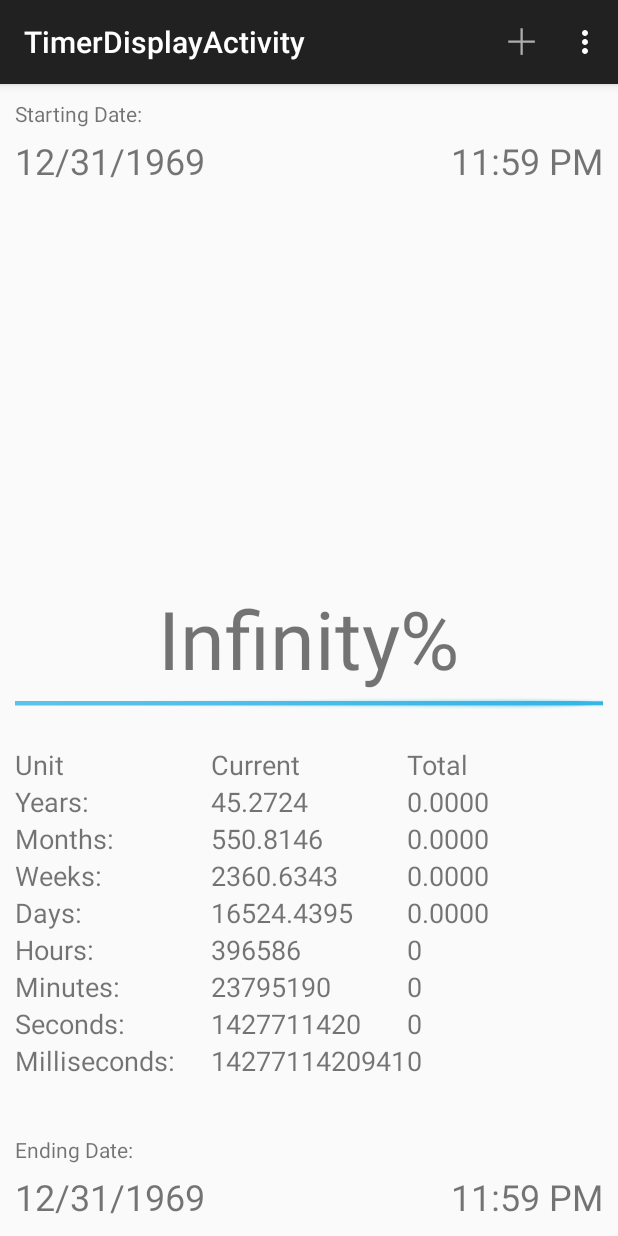
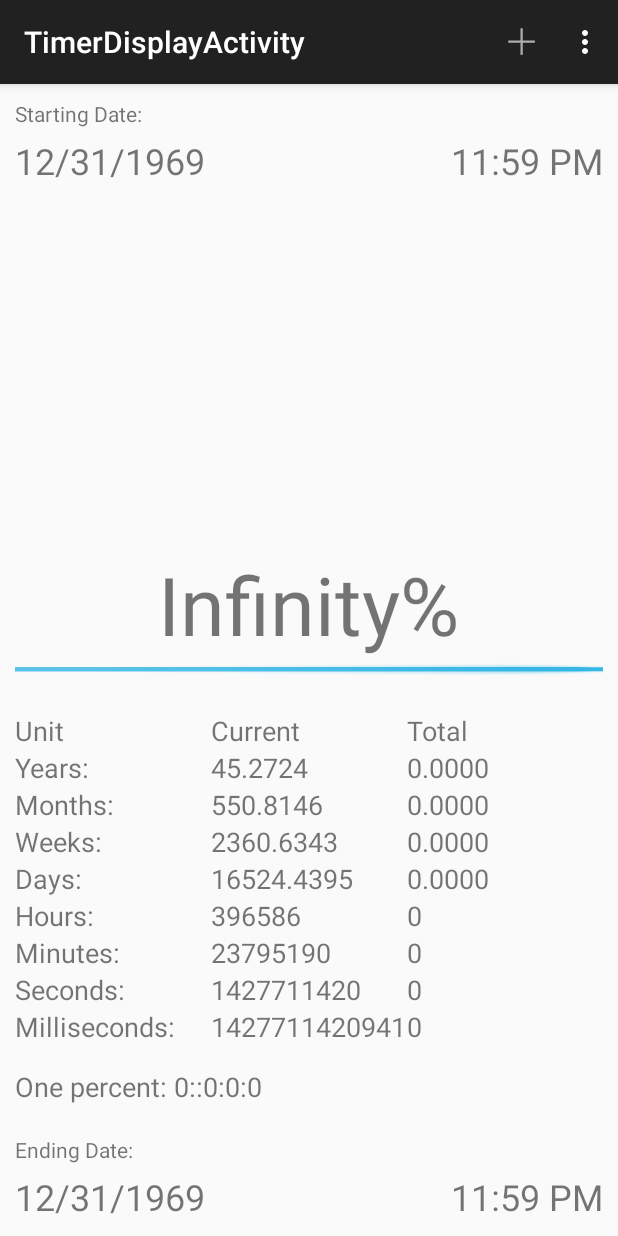
Before and after one commit to sagalasan/PercentageTimer, an Android app: the TimerDisplayActivity screen opened directly, with no data from a screen before it, on a phone screen of 412 x 824 dp. Run offline under Robolectric (Android 15) with nearby library versions, the phone set to English and light mode, and no system bars.

Commit message:
Added One Percent functionality

```diff
--- a/app/src/main/java/com/sagalasan/percentagetimer/TimerDisplayActivity.java
+++ b/app/src/main/java/com/sagalasan/percentagetimer/TimerDisplayActivity.java
@@ -29,6 +29,7 @@ public class TimerDisplayActivity extends ActionBarActivity implements TimerData
 
     TextView yearsNum, monthsNum, weeksNum, daysNum, hoursNum, minutesNum, secondsNum, millisecondsNum;
     TextView yearsDenum, monthsDenum, weeksDenum, daysDenum, hoursDenumm, minutesDenum, secondsDenum, millisecondsDenum;
+    TextView onePercent;
 
     @Override
     protected void onCreate(Bundle savedInstanceState)
@@ -91,6 +92,8 @@ public class TimerDisplayActivity extends ActionBarActivity implements TimerData
         minutesDenum = (TextView) findViewById(R.id.minutes_denum);
         secondsDenum = (TextView) findViewById(R.id.seconds_denum);
         millisecondsDenum = (TextView) findViewById(R.id.milliseconds_denum);
+
+        onePercent = (TextView) findViewById(R.id.one_percent);
     }
 
     private void setTotals()
@@ -103,6 +106,8 @@ public class TimerDisplayActivity extends ActionBarActivity implements TimerData
         weeksDenum.setText(String.format("%.4f", (float)(fDateInMillis - sDateInMillis) / 1000 / 60 / 60 / 24 / 7));
         monthsDenum.setText(String.format("%.4f", (float)(fDateInMillis - sDateInMillis) / 1000 / 60 / 60 / 24 / 30));
         yearsDenum.setText(String.format("%.4f", (float)(fDateInMillis - sDateInMillis) / 1000 / 60 / 60 / 24 / 365));
+
+        onePercent.setText("One percent: " + returnTimeInterval(fDateInMillis - sDateInMillis));
     }
 
     Handler handler = new Handler();
@@ -214,6 +219,26 @@ public class TimerDisplayActivity extends ActionBarActivity implements TimerData
         return result;
     }
 
+    String returnTimeInterval(long interval)
+    {
+        String result = "";
+        long hours;
+        long minutes;
+        long seconds;
+        long days;
+
+        interval /= 100;
+
+        days = interval / 1000 / 60 / 60 / 24;
+        hours = (interval / 1000 / 60 / 60) % 24;
+        minutes = (interval / 1000 / 60) % 60;
+        seconds = (interval / 1000) % 60;
+
+        result = days + "::" + hours + ":" + minutes + ":" + seconds;
+
+        return result;
+    }
+
     @Override
     public void onPause()
     {
--- a/app/src/main/res/layout/activity_timer_display.xml
+++ b/app/src/main/res/layout/activity_timer_display.xml
@@ -70,7 +70,7 @@
         android:layout_height="wrap_content"
         android:orientation="vertical"
         android:paddingTop="20dp"
-        android:paddingBottom="37dp">
+        android:paddingBottom="15dp">
 
         <LinearLayout
             android:layout_width="match_parent"
@@ -334,6 +334,14 @@
         </LinearLayout>
     </LinearLayout>
 
+    <TextView
+        android:id="@+id/one_percent"
+        android:layout_width="match_parent"
+        android:layout_height="wrap_content"
+        android:textSize="18dp"
+        android:text="One percent: "
+        android:paddingBottom="20dp"/>
+
     <LinearLayout
         android:layout_width="match_parent"
         android:layout_height="wrap_content"
```
Also changed, not shown: 19 other files.
